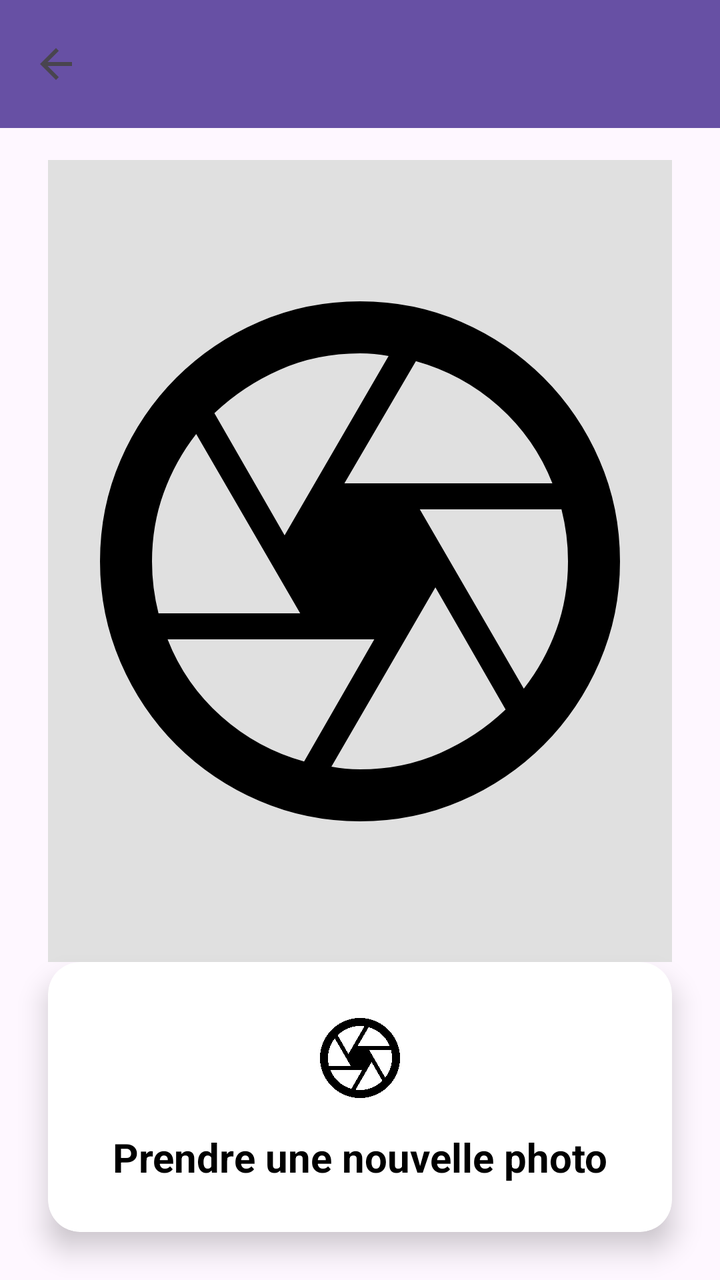
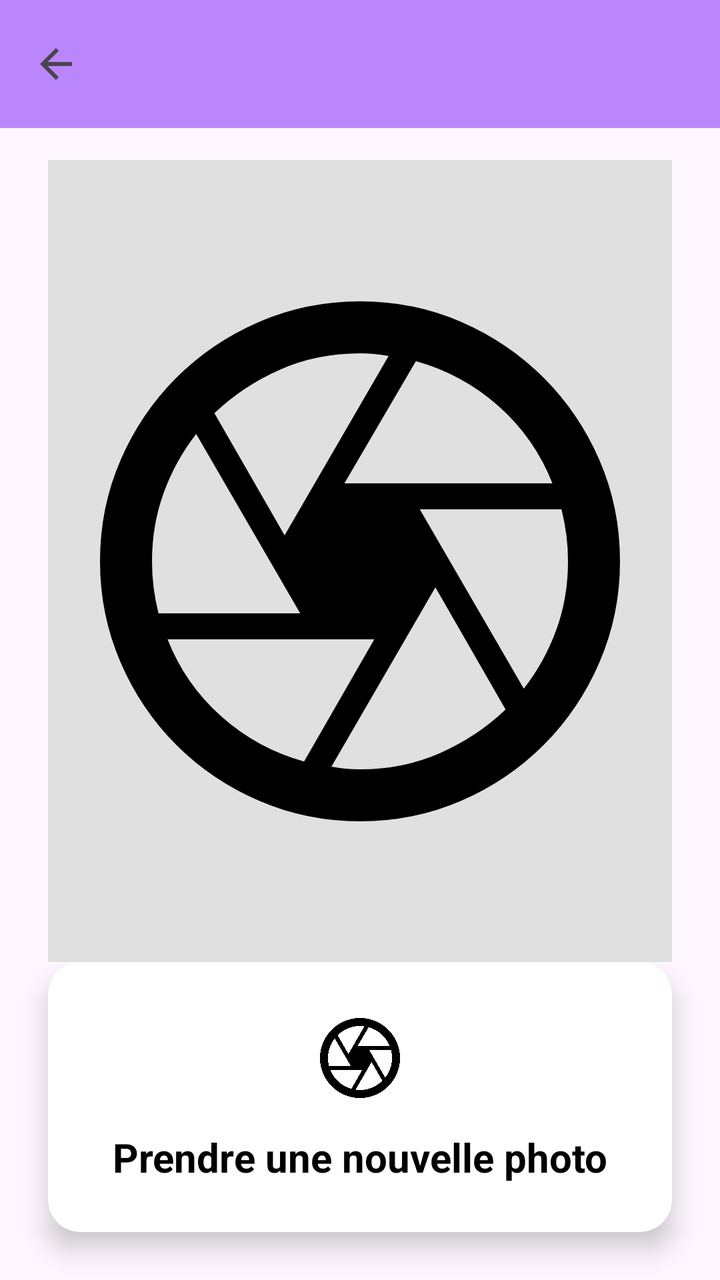

An Android layout rendered at two revisions. The XML below is the earlier revision; the diff shows what the commit changed to produce the second picture.
<!-- AndroidManifest.xml: activity theme App.Theme.NoActionBar -->
<!-- res/layout/activity_photo.xml -->
<?xml version="1.0" encoding="utf-8"?>
<androidx.constraintlayout.widget.ConstraintLayout xmlns:android="http://schemas.android.com/apk/res/android"
    xmlns:app="http://schemas.android.com/apk/res-auto"
    xmlns:tools="http://schemas.android.com/tools"
    android:id="@+id/main"
    android:layout_width="match_parent"
    android:layout_height="match_parent"
    tools:context=".PhotoActivity">

    <com.google.android.material.appbar.MaterialToolbar
        android:id="@+id/toolbar_photo"
        android:layout_width="match_parent"
        android:layout_height="wrap_content"
        android:background="?attr/colorPrimary"
        app:navigationIcon="@drawable/ic_arrow_back_white_24dp"
        app:titleTextColor="@android:color/white"
        app:layout_constraintTop_toTopOf="parent"
        app:layout_constraintStart_toStartOf="parent"
        app:layout_constraintEnd_toEndOf="parent" />

    <ImageView
        android:id="@+id/image_view_photo"
        android:layout_width="0dp"
        android:layout_height="0dp"
        android:layout_marginHorizontal="24dp"
        android:layout_marginTop="16dp"
        android:background="#E0E0E0"
        android:contentDescription="@string/description_captured_photo"
        android:scaleType="fitCenter"
        android:src="@drawable/ic_camera_black_24dp"
        app:layout_constraintTop_toBottomOf="@id/toolbar_photo"
        app:layout_constraintEnd_toEndOf="parent"
        app:layout_constraintStart_toStartOf="parent"

        app:layout_constraintBottom_toTopOf="@id/card_take_photo" />

    <androidx.cardview.widget.CardView
        android:id="@+id/card_take_photo"
        android:layout_width="match_parent"
        android:layout_height="wrap_content"
        android:layout_margin="24dp"
        android:clickable="true"
        android:focusable="true"
        android:foreground="?android:attr/selectableItemBackground"
        app:cardCornerRadius="16dp"
        app:cardElevation="8dp"

        app:layout_constraintBottom_toBottomOf="parent"
        app:layout_constraintStart_toStartOf="parent"
        app:layout_constraintEnd_toEndOf="parent">

        <LinearLayout
            android:layout_width="match_parent"
            android:layout_height="wrap_content"
            android:gravity="center"
            android:orientation="vertical"
            android:padding="24dp">

            <ImageView
                android:layout_width="48dp"
                android:layout_height="48dp"
                android:contentDescription="@string/action_take_photo"
                android:src="@drawable/ic_camera_black_24dp"
                android:tint="#000000" />

            <TextView
                android:layout_width="wrap_content"
                android:layout_height="wrap_content"
                android:layout_marginTop="12dp"
                android:text="@string/action_take_photo"
                android:textColor="#000000"
                android:textSize="20sp"
                android:textStyle="bold" />
        </LinearLayout>
    </androidx.cardview.widget.CardView>

</androidx.constraintlayout.widget.ConstraintLayout>
<!-- resources referenced by this layout -->
<resources>
  <!-- drawable ic_arrow_back_white_24dp (drawable) -->
  <vector xmlns:android="http://schemas.android.com/apk/res/android"
      android:width="24dp"
      android:height="24dp"
      android:viewportWidth="24.0"
      android:viewportHeight="24.0"
      android:tint="?attr/colorControlNormal">
    <path
        android:fillColor="@android:color/white"
        android:pathData="M20,11H7.83l5.59,-5.59L12,4l-8,8 8,8 1.41,-1.41L7.83,13H20v-2z"/>
  </vector>
  <!-- drawable ic_camera_black_24dp (drawable) -->
  <vector xmlns:android="http://schemas.android.com/apk/res/android" android:height="24dp" android:tint="#000000" android:viewportHeight="960" android:viewportWidth="960" android:width="24dp">
        
      <path android:fillColor="@android:color/white" android:pathData="M456,360L776,360Q749,291 693.5,241.5Q638,192 566,172L456,360ZM364,440L524,164Q513,162 502,161Q491,160 480,160Q414,160 357,185Q300,210 256,252L364,440ZM170,560L388,560L228,284Q196,325 178,374.5Q160,424 160,480Q160,501 162.5,520.5Q165,540 170,560ZM394,788L502,600L184,600Q211,669 266.5,718.5Q322,768 394,788ZM480,800Q546,800 603,775Q660,750 704,708L596,520L436,796Q447,798 457.5,799Q468,800 480,800ZM732,676Q764,635 782,585.5Q800,536 800,480Q800,459 797.5,439.5Q795,420 790,400L572,400L732,676ZM480,480Q480,480 480,480Q480,480 480,480Q480,480 480,480Q480,480 480,480Q480,480 480,480Q480,480 480,480Q480,480 480,480Q480,480 480,480Q480,480 480,480Q480,480 480,480Q480,480 480,480Q480,480 480,480Q480,480 480,480Q480,480 480,480Q480,480 480,480Q480,480 480,480ZM480,880Q398,880 325,848.5Q252,817 197.5,762.5Q143,708 111.5,635Q80,562 80,480Q80,397 111.5,324.5Q143,252 197.5,197.5Q252,143 325,111.5Q398,80 480,80Q563,80 635.5,111.5Q708,143 762.5,197.5Q817,252 848.5,324.5Q880,397 880,480Q880,562 848.5,635Q817,708 762.5,762.5Q708,817 635.5,848.5Q563,880 480,880Z"/>
      
  </vector>
  <string name="action_take_photo">Prendre une nouvelle photo</string>
  <string name="description_captured_photo">The photo captured by the camera.</string>
  <style name="App.Theme.NoActionBar" parent="Theme.Material3.DayNight.NoActionBar">
          
      </style>
</resources>

<!-- the commit's change to res/layout/activity_photo.xml (unified diff, before → after) -->
@@ -11,12 +11,12 @@
         android:id="@+id/toolbar_photo"
         android:layout_width="match_parent"
         android:layout_height="wrap_content"
-        android:background="?attr/colorPrimary"
+        android:background="@color/purple_200"
+        app:layout_constraintEnd_toEndOf="parent"
+        app:layout_constraintStart_toStartOf="parent"
+        app:layout_constraintTop_toTopOf="parent"
         app:navigationIcon="@drawable/ic_arrow_back_white_24dp"
-        app:titleTextColor="@android:color/white"
-        app:layout_constraintTop_toTopOf="parent"
-        app:layout_constraintStart_toStartOf="parent"
-        app:layout_constraintEnd_toEndOf="parent" />
+        app:titleTextColor="@android:color/white" />
 
     <ImageView
         android:id="@+id/image_view_photo"
<!-- resource entries referenced after the edit -->
@@ -1,5 +1,6 @@
 <!-- resources referenced by this layout -->
 <resources>
+  <color name="purple_200">#FFBB86FC</color>
   <!-- drawable ic_arrow_back_white_24dp (drawable) -->
   <vector xmlns:android="http://schemas.android.com/apk/res/android"
       android:width="24dp"
